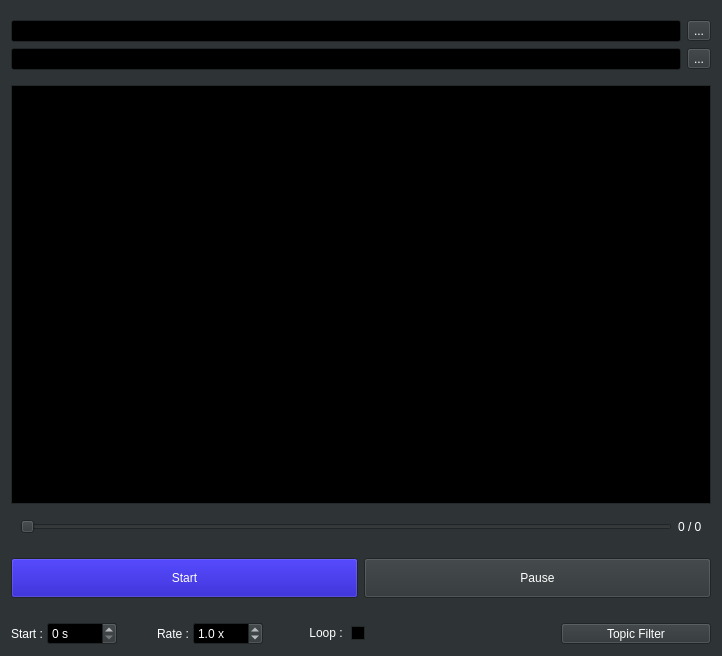
Old version of the form ui/player.ui in the repository yyamazaki933/rosbag_player.
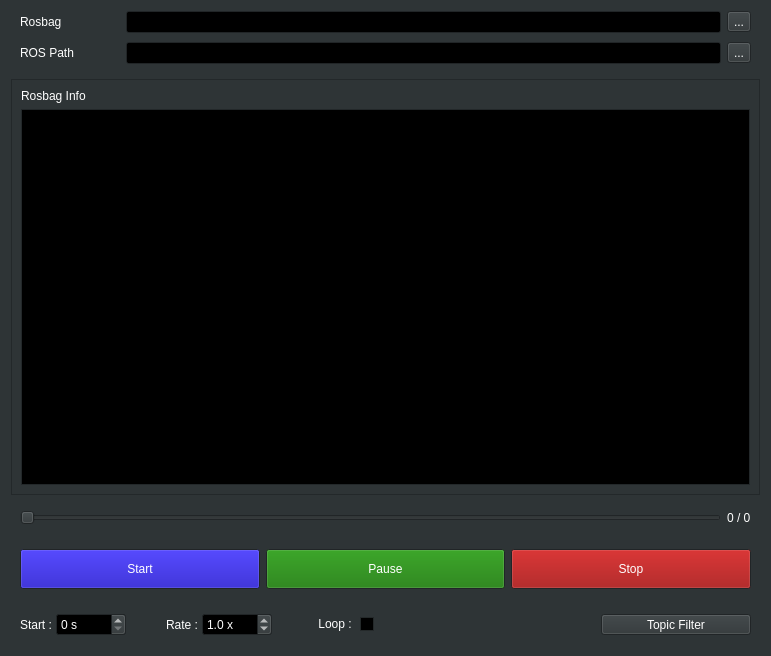
New version of the form.

The edit to the form file:
```diff
--- a/ui/player.ui
+++ b/ui/player.ui
@@ -6,7 +6,7 @@
    <rect>
     <x>0</x>
     <y>0</y>
-    <width>722</width>
+    <width>771</width>
     <height>656</height>
    </rect>
   </property>
@@ -456,93 +456,12 @@
    <string>Rosbag Player</string>
   </property>
   <layout class="QGridLayout" name="gridLayout">
-   <item row="0" column="3">
-    <widget class="QWidget" name="widget_2" native="true">
-     <layout class="QGridLayout" name="gridLayout_3">
-      <property name="leftMargin">
-       <number>0</number>
-      </property>
-      <property name="rightMargin">
-       <number>0</number>
-      </property>
-      <item row="1" column="2">
-       <widget class="QToolButton" name="pb_path">
-        <property name="text">
-         <string>...</string>
-        </property>
-       </widget>
-      </item>
-      <item row="0" column="2">
-       <widget class="QToolButton" name="pb_bag">
-        <property name="text">
-         <string>...</string>
-        </property>
-       </widget>
-      </item>
-      <item row="0" column="1">
-       <widget class="QLineEdit" name="le_bag">
-        <property name="sizePolicy">
-         <sizepolicy hsizetype="Preferred" vsizetype="Fixed">
-          <horstretch>0</horstretch>
-          <verstretch>0</verstretch>
-         </sizepolicy>
-        </property>
-        <property name="text">
-         <string/>
-        </property>
-       </widget>
-      </item>
-      <item row="1" column="1">
-       <widget class="QLineEdit" name="le_path">
-        <property name="sizePolicy">
-         <sizepolicy hsizetype="Preferred" vsizetype="Fixed">
-          <horstretch>0</horstretch>
-          <verstretch>0</verstretch>
-         </sizepolicy>
-        </property>
-        <property name="text">
-         <string/>
-        </property>
-       </widget>
-      </item>
-     </layout>
-    </widget>
-   </item>
-   <item row="6" column="3">
-    <widget class="QWidget" name="widget_4" native="true">
-     <layout class="QHBoxLayout" name="horizontalLayout_2">
-      <item>
-       <widget class="QSlider" name="slider">
-        <property name="orientation">
-         <enum>Qt::Horizontal</enum>
-        </property>
-       </widget>
-      </item>
-      <item>
-       <widget class="QLabel" name="label_time">
-        <property name="text">
-         <string>0 / 0</string>
-        </property>
-       </widget>
-      </item>
-     </layout>
-    </widget>
-   </item>
-   <item row="9" column="3">
+   <item row="10" column="3">
     <widget class="QWidget" name="widget_3" native="true">
      <layout class="QHBoxLayout" name="horizontalLayout">
       <property name="spacing">
        <number>0</number>
       </property>
-      <property name="leftMargin">
-       <number>0</number>
-      </property>
-      <property name="rightMargin">
-       <number>0</number>
-      </property>
-      <property name="bottomMargin">
-       <number>0</number>
-      </property>
       <item>
        <widget class="QLabel" name="label_16">
         <property name="text">
@@ -619,7 +538,7 @@
          <double>0.100000000000000</double>
         </property>
         <property name="maximum">
-         <double>10.000000000000000</double>
+         <double>100.000000000000000</double>
         </property>
         <property name="singleStep">
          <double>0.100000000000000</double>
@@ -684,23 +603,57 @@
      </layout>
     </widget>
    </item>
-   <item row="8" column="3">
+   <item row="9" column="3">
     <widget class="QWidget" name="widget" native="true">
+     <property name="enabled">
+      <bool>true</bool>
+     </property>
      <layout class="QGridLayout" name="gridLayout_2">
-      <property name="leftMargin">
-       <number>0</number>
-      </property>
-      <property name="rightMargin">
-       <number>0</number>
-      </property>
       <item row="3" column="1">
        <widget class="QPushButton" name="pb_pause">
         <property name="minimumSize">
          <size>
-          <width>200</width>
+          <width>150</width>
           <height>40</height>
          </size>
         </property>
+        <property name="palette">
+         <palette>
+          <active>
+           <colorrole role="Button">
+            <brush brushstyle="SolidPattern">
+             <color alpha="255">
+              <red>16</red>
+              <green>118</green>
+              <blue>0</blue>
+             </color>
+            </brush>
+           </colorrole>
+          </active>
+          <inactive>
+           <colorrole role="Button">
+            <brush brushstyle="SolidPattern">
+             <color alpha="255">
+              <red>16</red>
+              <green>118</green>
+              <blue>0</blue>
+             </color>
+            </brush>
+           </colorrole>
+          </inactive>
+          <disabled>
+           <colorrole role="Button">
+            <brush brushstyle="SolidPattern">
+             <color alpha="255">
+              <red>46</red>
+              <green>52</green>
+              <blue>54</blue>
+             </color>
+            </brush>
+           </colorrole>
+          </disabled>
+         </palette>
+        </property>
         <property name="text">
          <string>Pause</string>
         </property>
@@ -710,7 +663,7 @@
        <widget class="QPushButton" name="pb_play">
         <property name="minimumSize">
          <size>
-          <width>200</width>
+          <width>150</width>
           <height>40</height>
          </size>
         </property>
@@ -742,9 +695,9 @@
            <colorrole role="Button">
             <brush brushstyle="SolidPattern">
              <color alpha="255">
-              <red>14</red>
-              <green>0</green>
-              <blue>180</blue>
+              <red>46</red>
+              <green>52</green>
+              <blue>54</blue>
              </color>
             </brush>
            </colorrole>
@@ -756,10 +709,76 @@
         </property>
        </widget>
       </item>
+      <item row="3" column="2">
+       <widget class="QPushButton" name="pb_stop">
+        <property name="minimumSize">
+         <size>
+          <width>150</width>
+          <height>40</height>
+         </size>
+        </property>
+        <property name="palette">
+         <palette>
+          <active>
+           <colorrole role="Button">
+            <brush brushstyle="SolidPattern">
+             <color alpha="255">
+              <red>152</red>
+              <green>0</green>
+              <blue>0</blue>
+             </color>
+            </brush>
+           </colorrole>
+          </active>
+          <inactive>
+           <colorrole role="Button">
+            <brush brushstyle="SolidPattern">
+             <color alpha="255">
+              <red>152</red>
+              <green>0</green>
+              <blue>0</blue>
+             </color>
+            </brush>
+           </colorrole>
+          </inactive>
+          <disabled>
+           <colorrole role="Button">
+            <brush brushstyle="SolidPattern">
+             <color alpha="255">
+              <red>46</red>
+              <green>52</green>
+              <blue>54</blue>
+             </color>
+            </brush>
+           </colorrole>
+          </disabled>
+         </palette>
+        </property>
+        <property name="text">
+         <string>Stop</string>
+        </property>
+       </widget>
+      </item>
      </layout>
     </widget>
    </item>
-   <item row="1" column="3">
+   <item row="2" column="3">
+    <widget class="QFrame" name="frame">
+     <property name="frameShape">
+      <enum>QFrame::StyledPanel</enum>
+     </property>
+     <property name="frameShadow">
+      <enum>QFrame::Raised</enum>
+     </property>
+     <layout class="QVBoxLayout" name="verticalLayout">
+      <item>
+       <widget class="QLabel" name="label_3">
+        <property name="text">
+         <string>Rosbag Info</string>
+        </property>
+       </widget>
+      </item>
+      <item>
     <widget class="QPlainTextEdit" name="pte_bag">
      <property name="sizePolicy">
       <sizepolicy hsizetype="Preferred" vsizetype="Expanding">
@@ -837,15 +856,113 @@
        <pointsize>13</pointsize>
       </font>
      </property>
-     <property name="lineWrapMode">
-      <enum>QPlainTextEdit::NoWrap</enum>
-     </property>
      <property name="readOnly">
       <bool>true</bool>
      </property>
      <property name="plainText">
       <string/>
      </property>
+       </widget>
+      </item>
+     </layout>
+    </widget>
+   </item>
+   <item row="7" column="3">
+    <widget class="QWidget" name="widget_4" native="true">
+     <layout class="QHBoxLayout" name="horizontalLayout_2">
+      <item>
+       <widget class="QSlider" name="slider">
+        <property name="orientation">
+         <enum>Qt::Horizontal</enum>
+        </property>
+       </widget>
+      </item>
+      <item>
+       <widget class="QLabel" name="label_time">
+        <property name="text">
+         <string>0 / 0</string>
+        </property>
+       </widget>
+      </item>
+     </layout>
+    </widget>
+   </item>
+   <item row="0" column="3">
+    <widget class="QWidget" name="widget_2" native="true">
+     <layout class="QGridLayout" name="gridLayout_3">
+      <property name="topMargin">
+       <number>0</number>
+      </property>
+      <property name="verticalSpacing">
+       <number>9</number>
+      </property>
+      <item row="1" column="2">
+       <widget class="QToolButton" name="pb_path">
+        <property name="text">
+         <string>...</string>
+        </property>
+       </widget>
+      </item>
+      <item row="0" column="2">
+       <widget class="QToolButton" name="pb_bag">
+        <property name="text">
+         <string>...</string>
+        </property>
+       </widget>
+      </item>
+      <item row="0" column="1">
+       <widget class="QLineEdit" name="le_bag">
+        <property name="sizePolicy">
+         <sizepolicy hsizetype="Preferred" vsizetype="Fixed">
+          <horstretch>0</horstretch>
+          <verstretch>0</verstretch>
+         </sizepolicy>
+        </property>
+        <property name="text">
+         <string/>
+        </property>
+       </widget>
+      </item>
+      <item row="1" column="1">
+       <widget class="QLineEdit" name="le_path">
+        <property name="sizePolicy">
+         <sizepolicy hsizetype="Preferred" vsizetype="Fixed">
+          <horstretch>0</horstretch>
+          <verstretch>0</verstretch>
+         </sizepolicy>
+        </property>
+        <property name="text">
+         <string/>
+        </property>
+       </widget>
+      </item>
+      <item row="0" column="0">
+       <widget class="QLabel" name="label">
+        <property name="maximumSize">
+         <size>
+          <width>100</width>
+          <height>16777215</height>
+         </size>
+        </property>
+        <property name="text">
+         <string>Rosbag</string>
+        </property>
+       </widget>
+      </item>
+      <item row="1" column="0">
+       <widget class="QLabel" name="label_2">
+        <property name="maximumSize">
+         <size>
+          <width>100</width>
+          <height>16777215</height>
+         </size>
+        </property>
+        <property name="text">
+         <string>ROS Path</string>
+        </property>
+       </widget>
+      </item>
+     </layout>
     </widget>
    </item>
   </layout>
```
Lines whose indentation alone changed are shown as unchanged.
